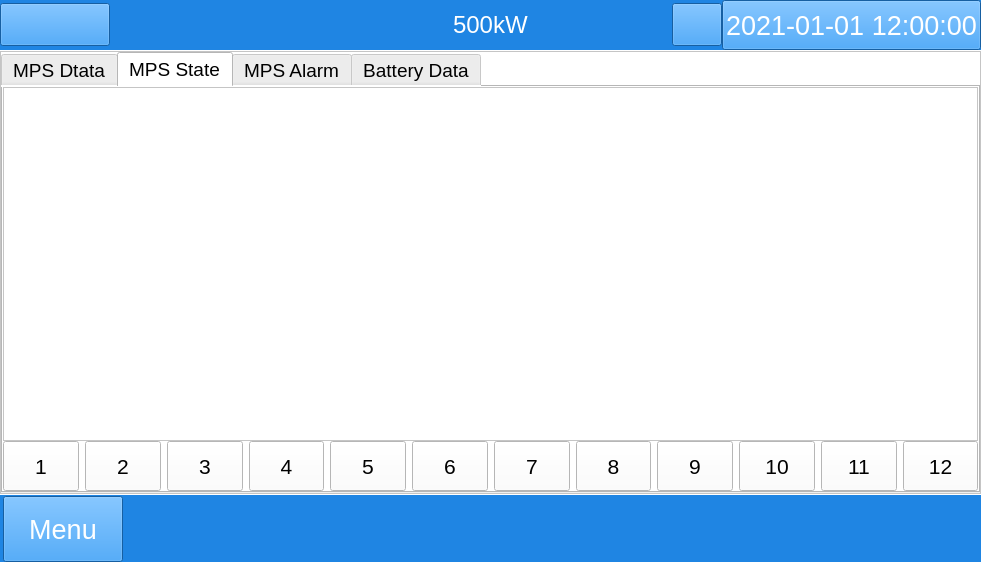
Old version of the form mywidget.ui in the repository megarevolpr/MWin.
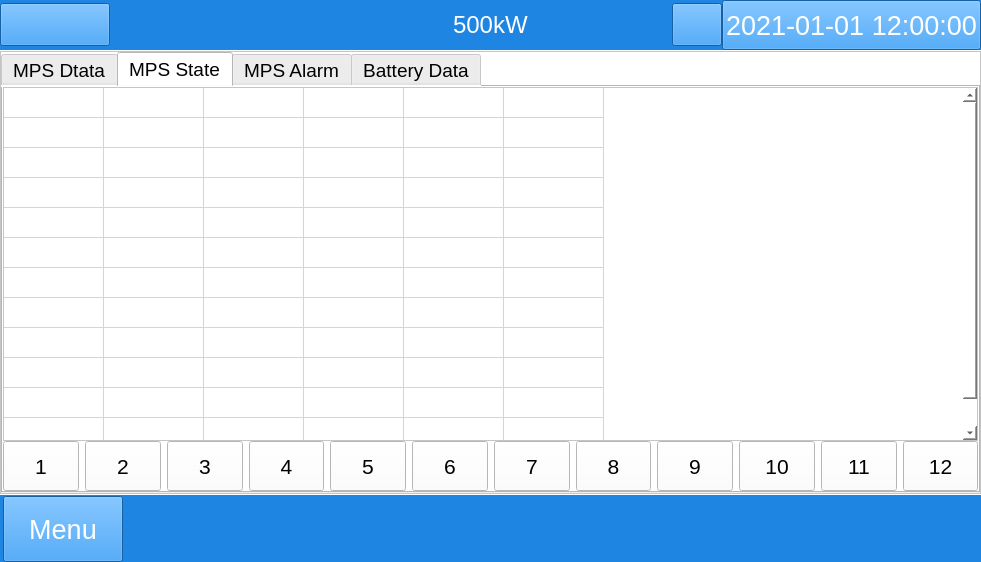
New version of the form. The open tabs and pages were chosen to show the change. Icons and pictures are not drawn.

Commit message: 添加了MPS实时状态说明

The edit to the form file:
```diff
--- a/mywidget.ui
+++ b/mywidget.ui
@@ -4409,6 +4409,99 @@
                        <attribute name="horizontalHeaderVisible">
                         <bool>false</bool>
                        </attribute>
+                       <attribute name="verticalHeaderVisible">
+                        <bool>false</bool>
+                       </attribute>
+                       <row>
+                        <property name="text">
+                         <string>1</string>
+                        </property>
+                       </row>
+                       <row>
+                        <property name="text">
+                         <string>2</string>
+                        </property>
+                       </row>
+                       <row>
+                        <property name="text">
+                         <string>3</string>
+                        </property>
+                       </row>
+                       <row>
+                        <property name="text">
+                         <string>4</string>
+                        </property>
+                       </row>
+                       <row>
+                        <property name="text">
+                         <string>5</string>
+                        </property>
+                       </row>
+                       <row>
+                        <property name="text">
+                         <string>6</string>
+                        </property>
+                       </row>
+                       <row>
+                        <property name="text">
+                         <string>7</string>
+                        </property>
+                       </row>
+                       <row>
+                        <property name="text">
+                         <string>8</string>
+                        </property>
+                       </row>
+                       <row>
+                        <property name="text">
+                         <string>9</string>
+                        </property>
+                       </row>
+                       <row>
+                        <property name="text">
+                         <string>10</string>
+                        </property>
+                       </row>
+                       <row>
+                        <property name="text">
+                         <string>11</string>
+                        </property>
+                       </row>
+                       <row>
+                        <property name="text">
+                         <string>12</string>
+                        </property>
+                       </row>
+                       <column>
+                        <property name="text">
+                         <string>1</string>
+                        </property>
+                       </column>
+                       <column>
+                        <property name="text">
+                         <string>2</string>
+                        </property>
+                       </column>
+                       <column>
+                        <property name="text">
+                         <string>3</string>
+                        </property>
+                       </column>
+                       <column>
+                        <property name="text">
+                         <string>4</string>
+                        </property>
+                       </column>
+                       <column>
+                        <property name="text">
+                         <string>5</string>
+                        </property>
+                       </column>
+                       <column>
+                        <property name="text">
+                         <string>6</string>
+                        </property>
+                       </column>
                       </widget>
                      </item>
                     </layout>
```
Left out of the diff: 4 changed lines with no effect on the pictures. The commit also changes 2 other files.
